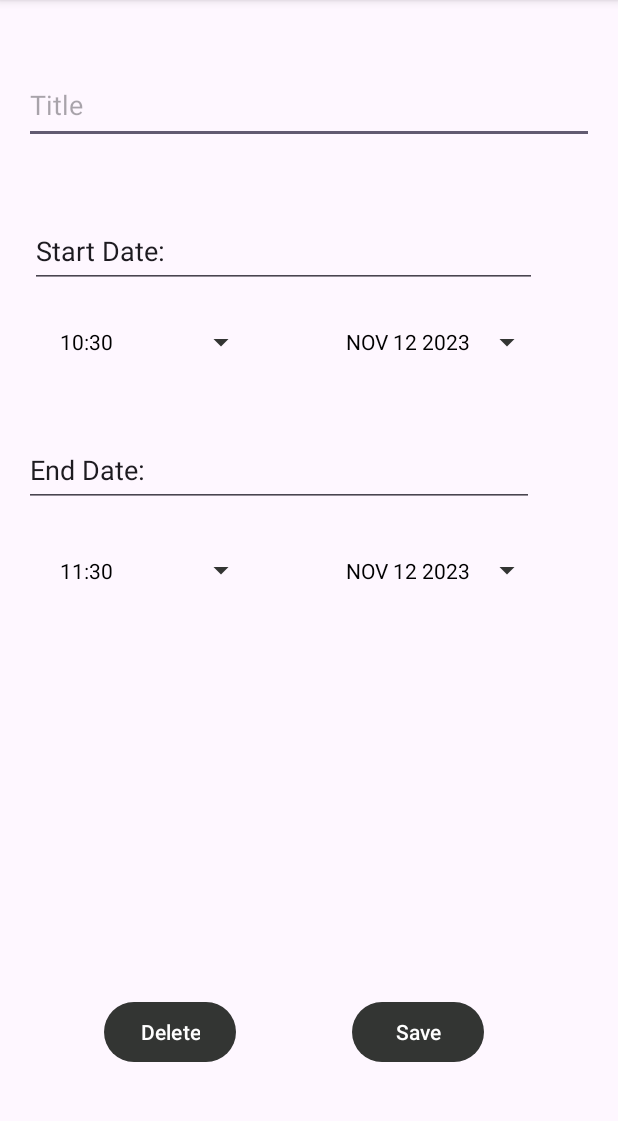
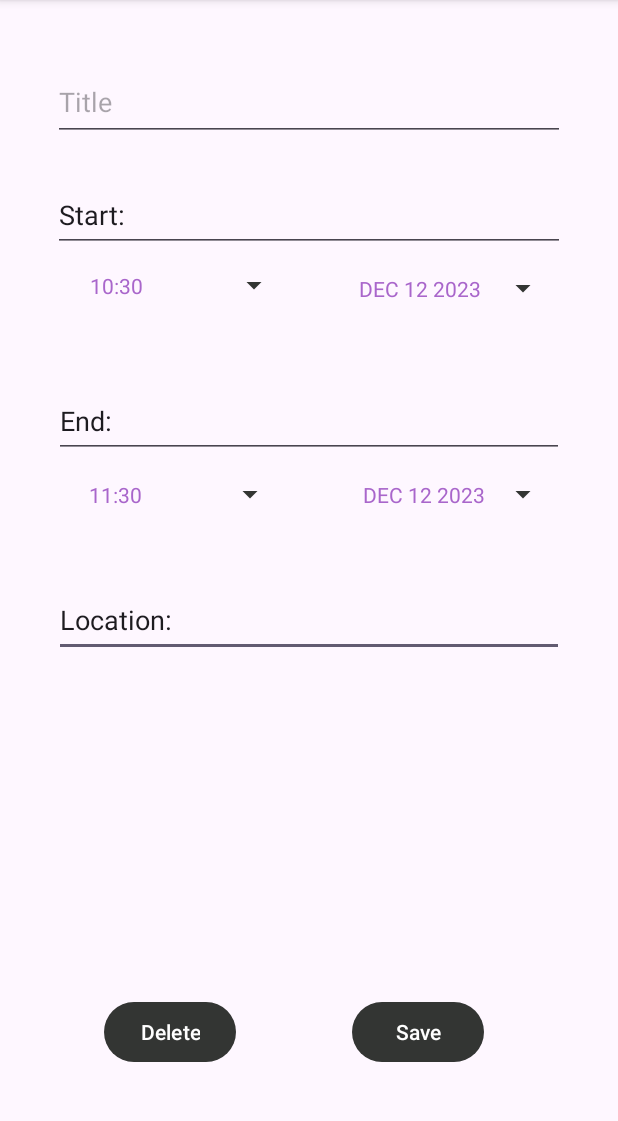
Before and after one commit to cadeheinberg/CS_407_Mobile_App, an Android app: the AddEditTaskActivity screen opened directly, with no data from a screen before it, on a phone screen of 412 x 824 dp, the part 96-1217 px from its top. Run offline under Robolectric (Android 15) with nearby library versions, the phone set to English and light mode, and no system bars.

Commit message:
time and date selectors woring

```diff
--- a/app/src/main/java/com/cs407/SnapTask/AddEditTaskActivity.java
+++ b/app/src/main/java/com/cs407/SnapTask/AddEditTaskActivity.java
@@ -7,7 +7,6 @@ import android.app.DatePickerDialog;
 import android.app.TimePickerDialog;
 import android.content.Context;
 import android.content.Intent;
-import android.database.sqlite.SQLiteDatabase;
 import android.os.Bundle;
 import android.util.Log;
 import android.view.View;
@@ -17,66 +16,49 @@ import android.widget.EditText;
 import android.widget.TimePicker;
 import android.widget.Toast;
 
-import com.cs407.SnapTask.Database.DatabaseHandler;
 import com.cs407.SnapTask.TasksRecyclerView.TaskManager;
 import com.cs407.SnapTask.TasksRecyclerView.TaskObject;
 
-import java.text.DateFormat;
-import java.text.SimpleDateFormat;
 import java.util.Calendar;
 import java.util.Date;
 import java.util.Locale;
 
 public class AddEditTaskActivity extends AppCompatActivity {
 
-    Button startTimeButton, endTimeButton;
-    int startHour, startMinute, endHour, endMinute = -1;
-
     private DatePickerDialog startDatePickerDialog, endDatePickerDialog;
-    private Button startDateButton, endDateButton;
-    private Date startDateChosen, endDateChosen = new Date();
+    private Button startTimeButton, endTimeButton, startDateButton, endDateButton;
+    private Date startDateChosen, endDateChosen;
+    private TaskObject currentTaskObject;
 
     @Override
     protected void onCreate(Bundle savedInstanceState) {
         super.onCreate(savedInstanceState);
         setContentView(R.layout.activity_add_edit_task);
+        startTimeButton = findViewById(R.id.buttonSetTimeStart);
+        startDateButton = findViewById(R.id.buttonSetDateStart);
+        endTimeButton = findViewById(R.id.buttonSetTimeEnd);
+        endDateButton = findViewById(R.id.buttonSetDateEnd);
+        initEditMenu();
+        initDateTimePickers();
+    }
+
+    private void initEditMenu() {
         EditText editTextTaskContent = findViewById(R.id.editTextTaskInput);
-
-        startTimeButton = findViewById(R.id.buttonSetTimeStart);
-        endTimeButton = findViewById(R.id.buttonSetTimeEnd);
-        startDateChosen = new Date();
-
-        startDateButton = findViewById(R.id.buttonSetDateStart);
-        endDateButton = findViewById(R.id.buttonSetDateEnd);
-        endDateChosen = new Date();
-        initDatePickers();
-
         String foundUsername = getSharedPreferences("SnapTask", Context.MODE_PRIVATE).getString("username", "");
         Intent intent = getIntent();
         int positionInList = intent.getIntExtra("positionInList", -1);
-        TaskObject taskObject = null;
+        currentTaskObject = null;
         if (positionInList != -1) {
-            taskObject = TaskManager.getTaskObject(positionInList);
-            editTextTaskContent.setText(taskObject.getTitle());
+            currentTaskObject = TaskManager.getTaskObject(positionInList);
+            editTextTaskContent.setText(currentTaskObject.getTitle());
         }
+
         Button saveButton = findViewById(R.id.buttonSaveTask);
         saveButton.setOnClickListener(new View.OnClickListener() {
             @Override
             public void onClick(View v) {
                 if (positionInList == -1) {
-                    // creating a new task
-                    // DateFormat dateFormat = new SimpleDateFormat("HH:mm");
-                    // String startStrDate = dateFormat.format(new Date());
-                    // endDate.setTime(new Date().getTime() + 3600000);
-                    // String endStrDate = dateFormat.format(endDate); // remove notnull tag from parameter if used
-                    if(startHour == -1 || startMinute == -1){
-                        Toast.makeText(AddEditTaskActivity.this, "Select A Start Time", Toast.LENGTH_SHORT).show();
-                        return;
-                    }
-                    if(endHour == -1 || endMinute == -1){
-                        Toast.makeText(AddEditTaskActivity.this, "Select A Start Time", Toast.LENGTH_SHORT).show();
-                        return;
-                    }
+                    // make a new task
                     String locationName = "Starbucks";
                     String locationAddress = "54312 Main St Chicago Illinois";
                     String title = editTextTaskContent.getText().toString();
@@ -91,21 +73,16 @@ public class AddEditTaskActivity extends AppCompatActivity {
                     TaskManager.removeExpiredTasks();
                     Log.i("info: ", "ADDED NEW TASK");
                 } else {
-                    // editing task
-                    TaskObject taskToEdit;
-                    // Get the existing task
-                    taskToEdit = TaskManager.getTaskObject(positionInList);
-
                     // Remove the existing task from the queue
-                    TaskManager.removeTaskFromQueue(taskToEdit);
-
+                    TaskManager.removeTaskFromQueue(currentTaskObject);
                     // Update the task details
                     String title = editTextTaskContent.getText().toString();
-                    taskToEdit.setTitle(title);
+                    currentTaskObject.setTitle(title);
+                    currentTaskObject.setStartDate(startDateChosen);
+                    currentTaskObject.setEndDate(endDateChosen);
                     // TODO: Update other properties of taskToEdit as necessary
-
                     // Add the updated task back to the queue
-                    TaskManager.addTaskToQueue(taskToEdit);
+                    TaskManager.addTaskToQueue(currentTaskObject);
                     TaskManager.removeExpiredTasks();
                 }
                 goToTasksActivity();
@@ -130,20 +107,11 @@ public class AddEditTaskActivity extends AppCompatActivity {
         });
     }
 
-    private void setTodaysDateInPickers() {
-        startDateButton.setText(makeDateString(startDateChosen.getDate(), startDateChosen.getMonth(), startDateChosen.getYear()));
-        endDateButton.setText(makeDateString(endDateChosen.getDate(), endDateChosen.getMonth(), endDateChosen.getYear()));
-        startTimeButton.setText(String.format(Locale.getDefault(), "%02d:%02d", startDateChosen.getHours(), endDateChosen.getMinutes()));
-        endTimeButton.setText(String.format(Locale.getDefault(), "%02d:%02d", endDateChosen.getHours() + 1, endDateChosen.getMinutes()));
-    }
-
-    private void initDatePickers() {
+    private void initDateTimePickers() {
         int style = AlertDialog.THEME_HOLO_DARK;
-
         DatePickerDialog.OnDateSetListener startDateSetListener = new DatePickerDialog.OnDateSetListener() {
             @Override
             public void onDateSet(DatePicker view, int year, int month, int day) {
-                month = month + 1;
                 String date = makeDateString(day, month, year);
                 startDateButton.setText(date);
                 startDateChosen.setDate(day);
@@ -151,19 +119,28 @@ public class AddEditTaskActivity extends AppCompatActivity {
                 startDateChosen.setYear(year);
             }
         };
+        if (currentTaskObject != null) {
+            startDateChosen = currentTaskObject.getStartDate();
+        }
+        else {
+            startDateChosen = new Date();
             Calendar startCal = Calendar.getInstance();
+            int startHour = startCal.get(Calendar.HOUR);
+            int startMinute = startCal.get(Calendar.MINUTE);
             int startYear = startCal.get(Calendar.YEAR);
             int startMonth = startCal.get(Calendar.MONTH);
             int startDay = startCal.get(Calendar.DAY_OF_MONTH);
+            startDateChosen.setHours(startHour);
+            startDateChosen.setMinutes(startMinute);
             startDateChosen.setDate(startDay);
             startDateChosen.setMonth(startMonth);
             startDateChosen.setYear(startYear);
-        startDatePickerDialog = new DatePickerDialog(this, style, startDateSetListener, startYear, startMonth, startDay);
+        }
+        startDatePickerDialog = new DatePickerDialog(this, style, startDateSetListener, startDateChosen.getYear(), startDateChosen.getMonth(), startDateChosen.getDate());
 
         DatePickerDialog.OnDateSetListener endDateSetListener = new DatePickerDialog.OnDateSetListener() {
             @Override
             public void onDateSet(DatePicker view, int year, int month, int day) {
-                month = month + 1;
                 String date = makeDateString(day, month, year);
                 endDateButton.setText(date);
                 endDateChosen.setDate(day);
@@ -171,51 +148,61 @@ public class AddEditTaskActivity extends AppCompatActivity {
                 endDateChosen.setYear(year);
             }
         };
+        if (currentTaskObject != null) {
+            endDateChosen = currentTaskObject.getEndDate();
+        }
+        else {
+            endDateChosen = new Date();
             Calendar endCal = Calendar.getInstance();
+            int endHour = endCal.get(Calendar.HOUR) + 1;
+            int endMinute = endCal.get(Calendar.MINUTE);
             int endYear = endCal.get(Calendar.YEAR);
             int endMonth = endCal.get(Calendar.MONTH);
             int endDay = endCal.get(Calendar.DAY_OF_MONTH);
+            endDateChosen.setHours(endHour);
+            endDateChosen.setMinutes(endMinute);
             endDateChosen.setDate(endDay);
             endDateChosen.setMonth(endMonth);
             endDateChosen.setYear(endYear);
-        endDatePickerDialog = new DatePickerDialog(this, style, endDateSetListener, endYear, endMonth, endDay);
+        }
+        endDatePickerDialog = new DatePickerDialog(this, style, endDateSetListener, endDateChosen.getYear(), endDateChosen.getMonth(), endDateChosen.getDate());
 
-        setTodaysDateInPickers();
+        startDateButton.setText(makeDateString(startDateChosen.getDate(), startDateChosen.getMonth(), startDateChosen.getYear()));
+        endDateButton.setText(makeDateString(endDateChosen.getDate(), endDateChosen.getMonth(), endDateChosen.getYear()));
+        startTimeButton.setText(String.format(Locale.getDefault(), "%02d:%02d", startDateChosen.getHours(), startDateChosen.getMinutes()));
+        endTimeButton.setText(String.format(Locale.getDefault(), "%02d:%02d", endDateChosen.getHours(), endDateChosen.getMinutes()));
+    }
+
+    public void popStartTimePicker(View view) {
+        TimePickerDialog.OnTimeSetListener onTimeSetListener = new TimePickerDialog.OnTimeSetListener() {
+            @Override
+            public void onTimeSet(TimePicker view, int hourOfDay, int minute) {
+                startTimeButton.setText(String.format(Locale.getDefault(), "%02d:%02d", hourOfDay, minute));
+                startDateChosen.setHours(hourOfDay);
+                startDateChosen.setMinutes(minute);
+            }
+        };
+        int style = AlertDialog.THEME_HOLO_DARK;
+        TimePickerDialog timePickerDialog = new TimePickerDialog(this, style, onTimeSetListener, startDateChosen.getHours(), startDateChosen.getMinutes(), true);
+        timePickerDialog.show();
+    }
+
+    public void popEndTimePicker(View view) {
+        TimePickerDialog.OnTimeSetListener onTimeSetListener = new TimePickerDialog.OnTimeSetListener() {
+            @Override
+            public void onTimeSet(TimePicker view, int hourOfDay, int minute) {
+                endTimeButton.setText(String.format(Locale.getDefault(), "%02d:%02d", hourOfDay, minute));
+                endDateChosen.setHours(hourOfDay);
+                endDateChosen.setMinutes(minute);
+            }
+        };
+        int style = AlertDialog.THEME_HOLO_DARK;
+        TimePickerDialog timePickerDialog = new TimePickerDialog(this, style, onTimeSetListener, endDateChosen.getHours(), endDateChosen.getMinutes(), true);
+        timePickerDialog.show();
     }
 
     private String makeDateString(int day, int month, int year) {
         return getMonthFormat(month) + " " + day + " " + year;
-    }
-
-    private String getMonthFormat(int month)
-    {
-        if(month == 1)
-            return "JAN";
-        if(month == 2)
-            return "FEB";
-        if(month == 3)
-            return "MAR";
-        if(month == 4)
-            return "APR";
-        if(month == 5)
-            return "MAY";
-        if(month == 6)
-            return "JUN";
-        if(month == 7)
-            return "JUL";
-        if(month == 8)
-            return "AUG";
-        if(month == 9)
-            return "SEP";
-        if(month == 10)
-            return "OCT";
-        if(month == 11)
-            return "NOV";
-        if(month == 12)
-            return "DEC";
-
-        //default should never happen
-        return "JAN";
     }
 
     private void goToTasksActivity() {
@@ -223,38 +210,35 @@ public class AddEditTaskActivity extends AppCompatActivity {
         startActivity(intent);
     }
 
-    public void popStartTimePicker(View view) {
-        TimePickerDialog.OnTimeSetListener onTimeSetListener = new TimePickerDialog.OnTimeSetListener() {
-            @Override
-            public void onTimeSet(TimePicker view, int hourOfDay, int minute) {
-                startHour = hourOfDay;
-                startMinute = minute;
-                startTimeButton.setText(String.format(Locale.getDefault(), "%02d:%02d", startHour, startMinute));
-                startDateChosen.setHours(startHour);
-                startDateChosen.setMinutes(startMinute);
-            }
-        };
-        int style = AlertDialog.THEME_HOLO_DARK;
+    private String getMonthFormat(int month)
+    {
+        if(month == 0)
+            return "JAN";
+        if(month == 1)
+            return "FEB";
+        if(month == 2)
+            return "MAR";
+        if(month == 3)
+            return "APR";
+        if(month == 4)
+            return "MAY";
+        if(month == 5)
+            return "JUN";
+        if(month == 6)
+            return "JUL";
+        if(month == 7)
+            return "AUG";
+        if(month == 8)
+            return "SEP";
+        if(month == 9)
+            return "OCT";
+        if(month == 10)
+            return "NOV";
+        if(month == 11)
+            return "DEC";
 
-        TimePickerDialog timePickerDialog = new TimePickerDialog(this, style, onTimeSetListener, startHour, startMinute, true);
-        timePickerDialog.show();
-    }
-
-    public void popEndTimePicker(View view) {
-        TimePickerDialog.OnTimeSetListener onTimeSetListener = new TimePickerDialog.OnTimeSetListener() {
-            @Override
-            public void onTimeSet(TimePicker view, int hourOfDay, int minute) {
-                endHour = hourOfDay;
-                endMinute = minute;
-                endTimeButton.setText(String.format(Locale.getDefault(), "%02d:%02d", endHour, endMinute));
-                endDateChosen.setHours(endHour);
-                endDateChosen.setMinutes(endMinute);
-            }
-        };
-        int style = AlertDialog.THEME_HOLO_DARK;
-
-        TimePickerDialog timePickerDialog = new TimePickerDialog(this, style, onTimeSetListener, endHour, endMinute, true);
-        timePickerDialog.show();
+        //default should never happen
+        return "JAN";
     }
 
     public void popStartDatePicker(View view) {
--- a/app/src/main/java/com/cs407/SnapTask/TasksActivity.java
+++ b/app/src/main/java/com/cs407/SnapTask/TasksActivity.java
@@ -35,7 +35,7 @@ public class TasksActivity extends AppCompatActivity {
         super.onCreate(savedInstanceState);
         setContentView(R.layout.activity_tasks);
         //getSupportActionBar().hide();
-        getSupportActionBar().setTitle("Today");
+        getSupportActionBar().setTitle("Tasks");
 
         BottomNavigationView bottomNavigationView = findViewById(R.id.bottom_navigation);
         bottomNavigationView.getMenu().findItem(R.id.nav_tasks).setChecked(true);
--- a/app/src/main/res/layout/activity_add_edit_task.xml
+++ b/app/src/main/res/layout/activity_add_edit_task.xml
@@ -5,23 +5,6 @@
     android:layout_width="match_parent"
     android:layout_height="match_parent"
     tools:context=".AddEditTaskActivity">
-
-    <EditText
-        android:id="@+id/editTextTaskInput"
-        android:layout_width="0dp"
-        android:layout_height="0dp"
-        android:layout_marginStart="16dp"
-        android:layout_marginTop="47dp"
-        android:layout_marginEnd="16dp"
-        android:layout_marginBottom="47dp"
-        android:ems="10"
-        android:gravity="start|top"
-        android:hint="Title"
-        android:inputType="text"
-        app:layout_constraintBottom_toTopOf="@+id/headerStartDate"
-        app:layout_constraintEnd_toEndOf="parent"
-        app:layout_constraintStart_toStartOf="parent"
-        app:layout_constraintTop_toTopOf="parent" />
 
     <Button
         android:id="@+id/buttonSaveTask"
@@ -32,8 +15,7 @@
         android:text="Save"
         app:layout_constraintBottom_toBottomOf="parent"
         app:layout_constraintEnd_toEndOf="parent"
-        app:layout_constraintStart_toEndOf="@+id/buttonDeleteTask"
-        app:layout_constraintTop_toBottomOf="@+id/buttonSetTimeEnd" />
+        app:layout_constraintStart_toEndOf="@+id/buttonDeleteTask" />
 
     <Button
         android:id="@+id/buttonDeleteTask"
@@ -44,98 +26,131 @@
         android:text="Delete"
         app:layout_constraintBottom_toBottomOf="parent"
         app:layout_constraintEnd_toStartOf="@+id/buttonSaveTask"
-        app:layout_constraintStart_toStartOf="parent" />
+        app:layout_constraintStart_toStartOf="parent"
+        app:layout_constraintTop_toBottomOf="@+id/headerLocation" />
+
+    <EditText
+        android:id="@+id/headerLocation"
+        android:layout_width="0dp"
+        android:layout_height="0dp"
+        android:layout_marginStart="36dp"
+        android:layout_marginEnd="36dp"
+        android:layout_marginBottom="226dp"
+        android:ems="10"
+        android:inputType="text"
+        android:text="Location:"
+        app:layout_constraintBottom_toTopOf="@+id/buttonDeleteTask"
+        app:layout_constraintEnd_toEndOf="parent"
+        app:layout_constraintStart_toStartOf="parent"
+        app:layout_constraintTop_toBottomOf="@+id/buttonSetDateEnd" />
 
     <Button
         android:id="@+id/buttonSetTimeStart"
         style="?android:spinnerStyle"
         android:layout_width="0dp"
-        android:layout_height="0dp"
-        android:layout_marginStart="16dp"
-        android:layout_marginEnd="35dp"
+        android:layout_height="42dp"
+        android:layout_marginStart="36dp"
+        android:layout_marginTop="42dp"
+        android:layout_marginEnd="22dp"
         android:layout_marginBottom="37dp"
         android:onClick="popStartTimePicker"
         android:text="1:45"
-        android:textColor="@color/black"
+        android:textColor="#A966CB"
         app:layout_constraintBottom_toTopOf="@+id/headerEndDate"
         app:layout_constraintEnd_toStartOf="@+id/buttonSetDateStart"
         app:layout_constraintStart_toStartOf="parent"
+        app:layout_constraintTop_toTopOf="@+id/headerStartDate" />
+
+    <EditText
+        android:id="@+id/headerStartDate"
+        android:layout_width="0dp"
+        android:layout_height="0dp"
+        android:layout_marginStart="35dp"
+        android:layout_marginEnd="35dp"
+        android:ems="10"
+        android:inputType="text"
+        android:text="Start:"
+        app:layout_constraintBottom_toTopOf="@+id/buttonSetDateStart"
+        app:layout_constraintEnd_toEndOf="parent"
+        app:layout_constraintStart_toStartOf="parent"
+        app:layout_constraintTop_toBottomOf="@+id/editTextTaskInput" />
+
+    <Button
+        android:id="@+id/buttonSetDateStart"
+        style="?android:spinnerStyle"
+        android:layout_width="0dp"
+        android:layout_height="0dp"
+        android:layout_marginEnd="39dp"
+        android:layout_marginBottom="40dp"
+        android:onClick="popStartDatePicker"
+        android:text="JAN 01 2020"
+        android:textColor="#A966CB"
+        app:layout_constraintBottom_toTopOf="@+id/headerEndDate"
+        app:layout_constraintEnd_toEndOf="parent"
+        app:layout_constraintStart_toEndOf="@+id/buttonSetTimeStart"
         app:layout_constraintTop_toBottomOf="@+id/headerStartDate" />
+
+    <EditText
+        android:id="@+id/headerEndDate"
+        android:layout_width="0dp"
+        android:layout_height="0dp"
+        android:layout_marginStart="36dp"
+        android:layout_marginEnd="36dp"
+        android:ems="10"
+        android:inputType="text"
+        android:text="End:"
+        app:layout_constraintBottom_toTopOf="@+id/buttonSetDateEnd"
+        app:layout_constraintEnd_toEndOf="parent"
+        app:layout_constraintStart_toStartOf="parent"
+        app:layout_constraintTop_toBottomOf="@+id/buttonSetDateStart" />
 
     <Button
         android:id="@+id/buttonSetTimeEnd"
         style="?android:spinnerStyle"
         android:layout_width="0dp"
         android:layout_height="0dp"
-        android:layout_marginStart="16dp"
-        android:layout_marginEnd="35dp"
-        android:layout_marginBottom="259dp"
+        android:layout_marginStart="35dp"
+        android:layout_marginEnd="27dp"
         android:onClick="popEndTimePicker"
         android:text="2:45"
-        android:textColor="@color/black"
-        app:layout_constraintBottom_toTopOf="@+id/buttonSaveTask"
+        android:textColor="#A966CB"
+        app:layout_constraintBottom_toBottomOf="@+id/buttonSetDateEnd"
         app:layout_constraintEnd_toStartOf="@+id/buttonSetDateEnd"
         app:layout_constraintStart_toStartOf="parent"
         app:layout_constraintTop_toBottomOf="@+id/headerEndDate" />
-
-    <Button
-        android:id="@+id/buttonSetDateStart"
-        style="?android:spinnerStyle"
-        android:layout_width="0dp"
-        android:layout_height="0dp"
-        android:layout_marginTop="3dp"
-        android:layout_marginEnd="50dp"
-        android:layout_marginBottom="3dp"
-        android:onClick="popStartDatePicker"
-        android:text="JAN 01 2020"
-        android:textColor="@color/black"
-        app:layout_constraintBottom_toBottomOf="@+id/buttonSetTimeStart"
-        app:layout_constraintEnd_toEndOf="parent"
-        app:layout_constraintStart_toEndOf="@+id/buttonSetTimeStart"
-        app:layout_constraintTop_toTopOf="@+id/buttonSetTimeStart" />
 
     <Button
         android:id="@+id/buttonSetDateEnd"
         style="?android:spinnerStyle"
         android:layout_width="0dp"
         android:layout_height="0dp"
-        android:layout_marginEnd="50dp"
+        android:layout_marginEnd="39dp"
+        android:layout_marginBottom="35dp"
         android:onClick="popEndDatePicker"
         android:text="JAN 01 2020"
-        android:textColor="@color/black"
-        app:layout_constraintBottom_toBottomOf="@+id/buttonSetTimeEnd"
+        android:textColor="#A966CB"
+        app:layout_constraintBottom_toTopOf="@+id/headerLocation"
         app:layout_constraintEnd_toEndOf="parent"
         app:layout_constraintStart_toEndOf="@+id/buttonSetTimeEnd"
-        app:layout_constraintTop_toTopOf="@+id/buttonSetTimeEnd" />
+        app:layout_constraintTop_toBottomOf="@+id/headerEndDate" />
 
     <EditText
-        android:id="@+id/headerStartDate"
+        android:id="@+id/editTextTaskInput"
         android:layout_width="0dp"
         android:layout_height="0dp"
-        android:layout_marginStart="4dp"
-        android:layout_marginEnd="4dp"
-        android:layout_marginBottom="12dp"
+        android:layout_marginStart="35dp"
+        android:layout_marginTop="45dp"
+        android:layout_marginEnd="35dp"
+        android:layout_marginBottom="25dp"
         android:ems="10"
+        android:gravity="start|top"
+        android:hint="Title"
         android:inputType="text"
-        android:text="Start Date:"
-        app:layout_constraintBottom_toTopOf="@+id/buttonSetTimeStart"
-        app:layout_constraintEnd_toEndOf="@+id/buttonSetDateStart"
-        app:layout_constraintStart_toStartOf="@+id/buttonSetTimeStart"
-        app:layout_constraintTop_toBottomOf="@+id/editTextTaskInput" />
-
-    <EditText
-        android:id="@+id/headerEndDate"
-        android:layout_width="0dp"
-        android:layout_height="0dp"
-        android:layout_marginEnd="6dp"
-        android:layout_marginBottom="18dp"
-        android:ems="10"
-        android:inputType="text"
-        android:text="End Date:"
-        app:layout_constraintBottom_toTopOf="@+id/buttonSetTimeEnd"
-        app:layout_constraintEnd_toEndOf="@+id/buttonSetDateEnd"
-        app:layout_constraintStart_toStartOf="@+id/buttonSetTimeEnd"
-        app:layout_constraintTop_toBottomOf="@+id/buttonSetTimeStart" />
+        android:textColor="#A966CB"
+        app:layout_constraintBottom_toTopOf="@+id/headerStartDate"
+        app:layout_constraintEnd_toEndOf="parent"
+        app:layout_constraintStart_toStartOf="parent"
+        app:layout_constraintTop_toTopOf="parent" />
 
 
 </androidx.constraintlayout.widget.ConstraintLayout>
```
Also changed, not shown: app/src/main/java/com/cs407/SnapTask/TasksRecyclerView/TaskAdapter.java (+34 -3 lines), app/src/main/res/layout/single_task_layout.xml (+8 -18 lines). Lines whose indentation alone changed are shown as unchanged.
